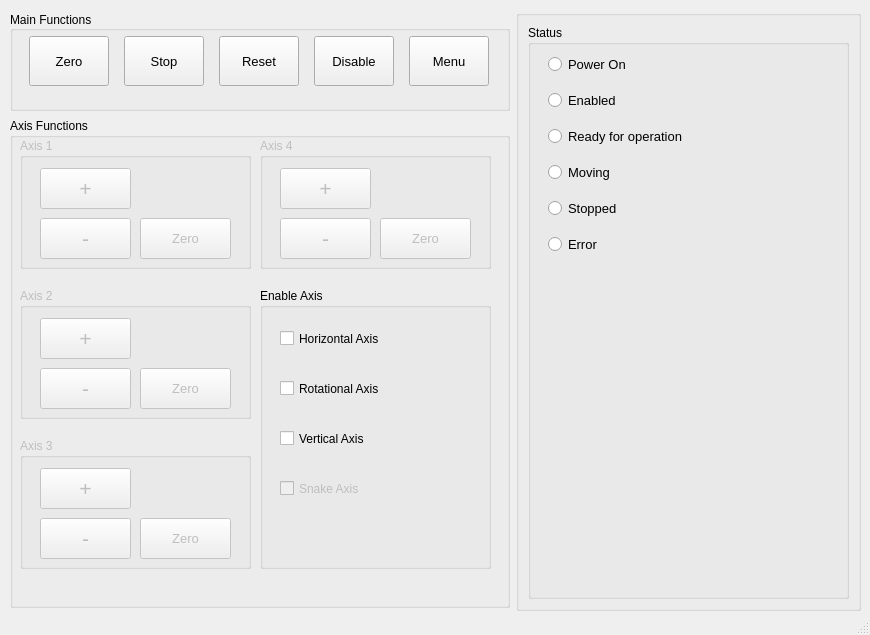
Above: python/GUI/testing/grab.ui from krydderen/GrabADS before the change. Below: the same form after it.
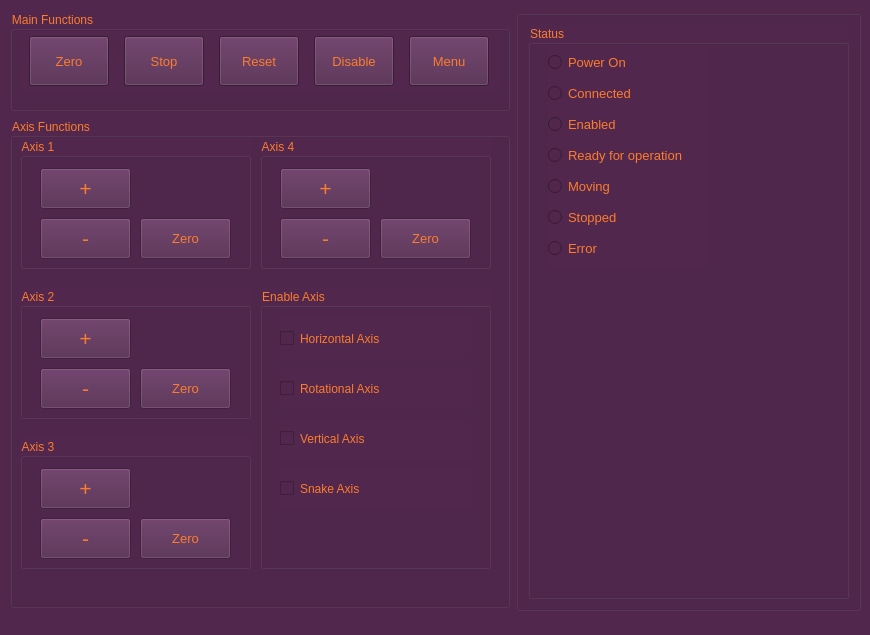
That is the form after the change.

The edit to the form file:
```diff
--- a/python/GUI/testing/grab.ui
+++ b/python/GUI/testing/grab.ui
@@ -28,6 +28,11 @@
   <property name="autoFillBackground">
    <bool>false</bool>
   </property>
+  <property name="styleSheet">
+   <string notr="true">background-color: rgb(81, 39, 77);
+color: rgb(252, 124, 44);
+border-color: rgb(0, 0, 0);</string>
+  </property>
   <property name="documentMode">
    <bool>false</bool>
   </property>
@@ -706,7 +711,19 @@
              </widget>
             </item>
             <item>
-             <widget class="QRadioButton" name="enabled">
+             <widget class="QRadioButton" name="connectedRadioButton">
+              <property name="font">
+               <font>
+                <pointsize>10</pointsize>
+               </font>
+              </property>
+              <property name="text">
+               <string>Connected</string>
+              </property>
+             </widget>
+            </item>
+            <item>
+             <widget class="QRadioButton" name="enabledRadioButton">
               <property name="font">
                <font>
                 <pointsize>10</pointsize>
@@ -775,7 +792,6 @@
     </layout>
    </widget>
   </widget>
-  <widget class="QStatusBar" name="statusbar"/>
  </widget>
  <resources>
   <include location="../../../../../../../Downloads/QDarkStyleSheet-master/QDarkStyleSheet-master/qdarkstyle/style.qrc"/>
```
Left out of the diff: 30 changed lines with no effect on the pictures.
